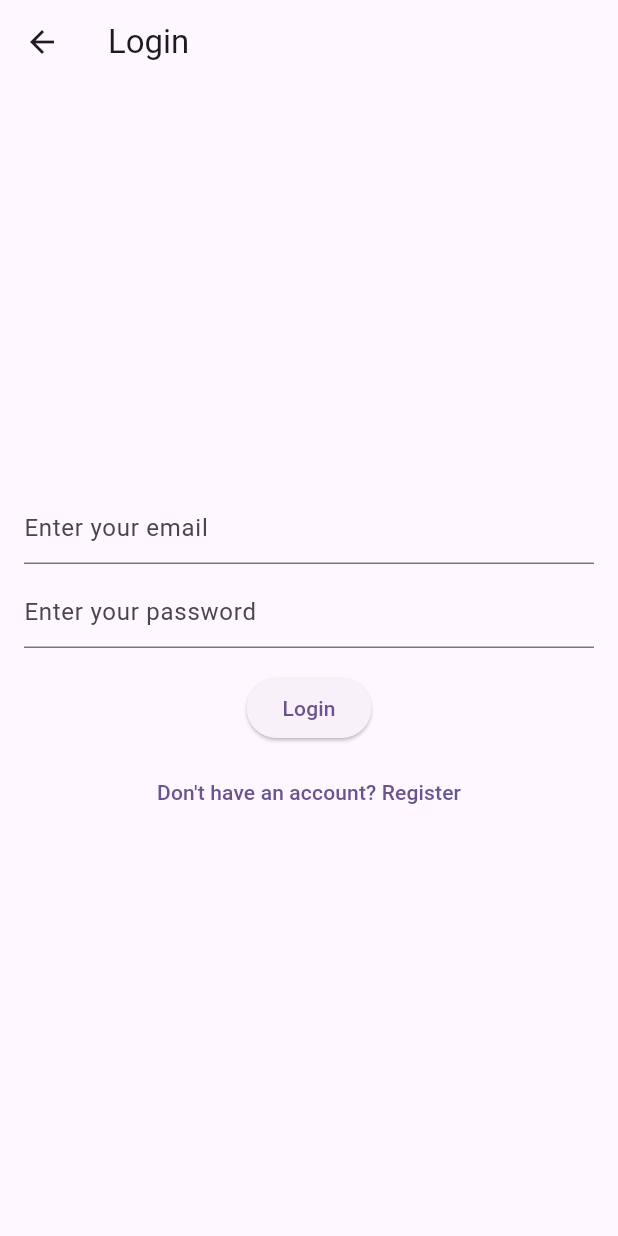
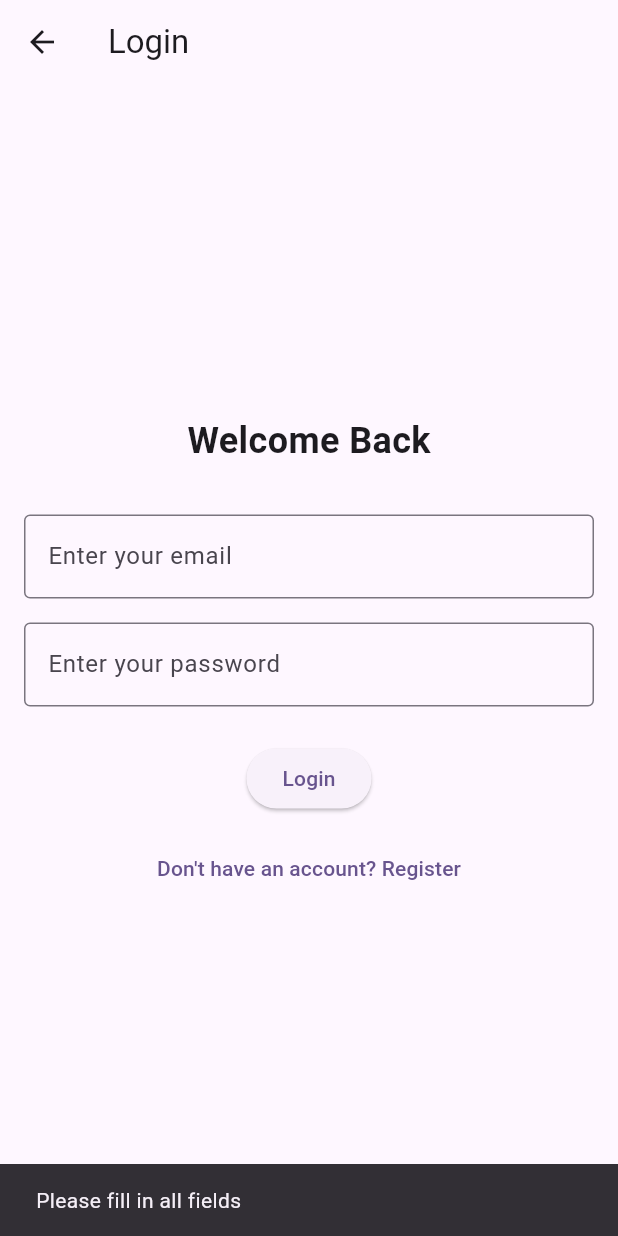
Before and after one commit to hafizrashid7814/mynotes, a Flutter app: the LoginView screen opened directly, after a tap on "Login", on a phone screen of 412 x 824 dp. Run offline on Flutter 3.47's test engine with Material 3 defaults, Android fonts, the phone set to English and light mode, and no system bars; our stand-ins replace firebase_auth, firebase_core; accounts and stored records are empty.

Commit message:
Update: modified main.dart, login_view.dart and added mynotes

```diff
--- a/lib/views/login_view.dart
+++ b/lib/views/login_view.dart
@@ -38,6 +38,11 @@ class _LoginViewState extends State<LoginView> {
             child: Column(
               mainAxisSize: MainAxisSize.min,
               children: [
+                const Text(
+                  'Welcome Back',
+                  style: TextStyle(fontSize: 24, fontWeight: FontWeight.bold),
+                ),
+                const SizedBox(height: 32),
                 TextField(
                   controller: _email,
                   enableSuggestions: false,
@@ -45,9 +50,10 @@ class _LoginViewState extends State<LoginView> {
                   keyboardType: TextInputType.emailAddress,
                   decoration: const InputDecoration(
                     hintText: 'Enter your email',
+                    border: OutlineInputBorder(),
                   ),
                 ),
-                const SizedBox(height: 8),
+                const SizedBox(height: 16),
                 TextField(
                   controller: _password,
                   obscureText: true,
@@ -55,27 +61,52 @@ class _LoginViewState extends State<LoginView> {
                   autocorrect: false,
                   decoration: const InputDecoration(
                     hintText: 'Enter your password',
+                    border: OutlineInputBorder(),
                   ),
                 ),
-                const SizedBox(height: 16),
+                const SizedBox(height: 24),
                 ElevatedButton(
                   onPressed: () async {
                     try {
-                      final email = _email.text;
+                      final email = _email.text.trim();
                       final password = _password.text;
+
+                      if (email.isEmpty || password.isEmpty) {
+                        if (mounted) {
+                          ScaffoldMessenger.of(context).showSnackBar(
+                            const SnackBar(
+                              content: Text('Please fill in all fields'),
+                              duration: Duration(seconds: 2),
+                            ),
+                          );
+                        }
+                        return;
+                      }
+
                       final userCredential = await FirebaseAuth.instance
                           .signInWithEmailAndPassword(
                             email: email,
                             password: password,
                           );
-                      print(userCredential);
+                      print('Login successful: ${userCredential.user?.email}');
+
+                      // Clear fields after successful login
+                      _email.clear();
+                      _password.clear();
                     } on FirebaseAuthException catch (e) {
-                      print('Login error: ${e.message}');
+                      if (mounted) {
+                        ScaffoldMessenger.of(context).showSnackBar(
+                          SnackBar(
+                            content: Text('Login error: ${e.message}'),
+                            duration: const Duration(seconds: 3),
+                          ),
+                        );
+                      }
                     }
                   },
                   child: const Text('Login'),
                 ),
-                const SizedBox(height: 8),
+                const SizedBox(height: 12),
                 TextButton(
                   onPressed: () {
                     Navigator.of(context).push(
```
Also changed, not shown: lib/main.dart (+160 -11 lines).
